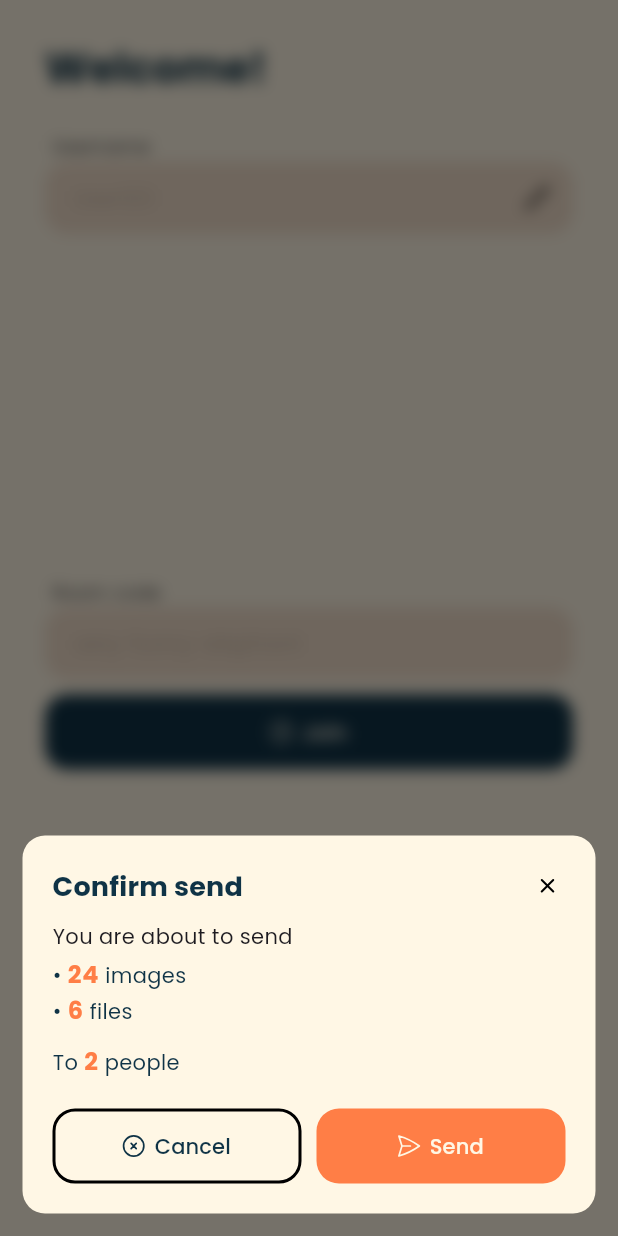
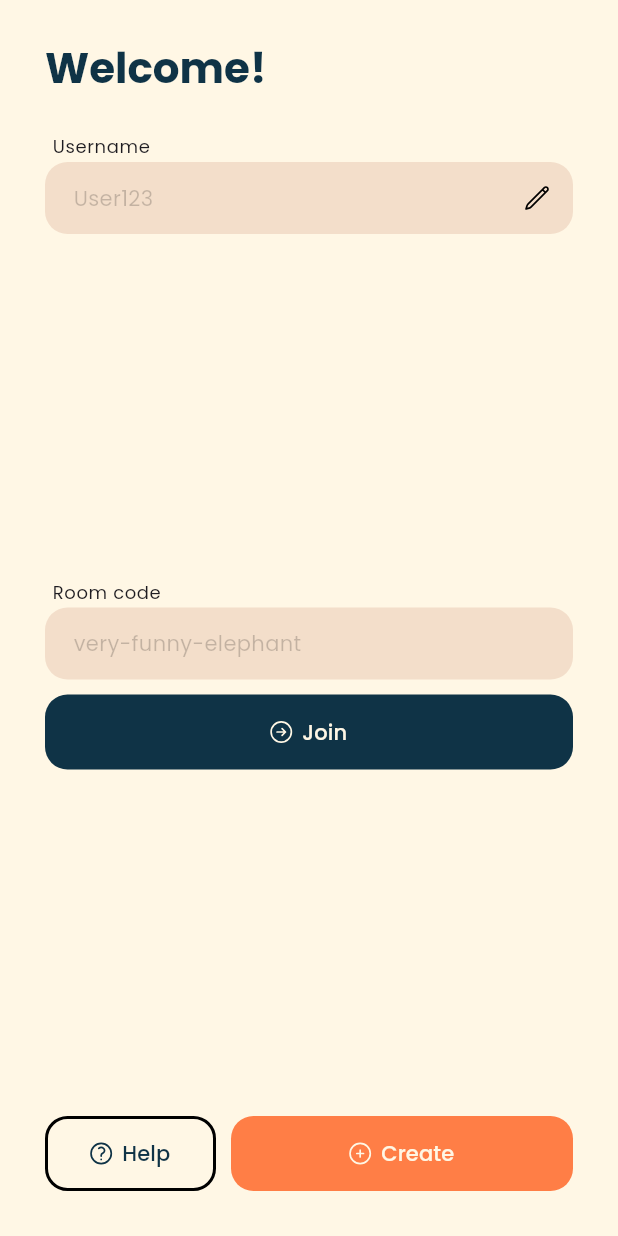
Before and after one commit to jacob-horton/file_transfer_app, a Flutter app: the screen it shows after launch, after a tap on "Create", on a phone screen of 412 x 824 dp. Run offline on Flutter 3.47's test engine with Material 3 defaults, Android fonts, the light colour scheme and no system bars; our stand-ins replace extended_image, google_fonts, heroicons, image_picker, shared_preferences; missing offline and left inert: flutter_webrtc; network calls fail.

Commit message:
move confirm send to correct place

```diff
--- a/app/lib/screens/join_screen.dart
+++ b/app/lib/screens/join_screen.dart
@@ -112,22 +112,7 @@ class _JoinScreenState extends State<JoinScreen> {
                       type: CustomButtonType.cta,
                       text: "Create",
                       heroIcon: HeroIcons.plusCircle,
-                      onPressed: () {
-                        // Unfocus any text fields so keyboard doesn't pop back up after opening modal
-                        FocusManager.instance.primaryFocus?.unfocus();
-
-                        showBottomModal(
-                          context: context,
-                          title: "Confirm send",
-                          // TODO: disable when sending/receiving
-                          canClose: true,
-                          child: const ConfirmSend(
-                            numPeople: 2,
-                            numImages: 24,
-                            numFiles: 6,
-                          ),
-                        );
-                      },
+                      onPressed: () {},
                     ),
                   ),
                 ],
--- a/app/lib/widgets/confirm_send.dart
+++ b/app/lib/widgets/confirm_send.dart
@@ -34,9 +34,10 @@ class _ConfirmSendState extends State<ConfirmSend> {
             children: [
               const TextSpan(text: "\u2022 "),
               TextSpan(
-                  text: widget.numImages.toString(),
-                  style: Theme.of(context).textTheme.bodyLarge),
-              const TextSpan(text: " images"),
+                text: widget.numImages.toString(),
+                style: Theme.of(context).textTheme.bodyLarge,
+              ),
+              TextSpan(text: widget.numImages == 1 ? " image" : " images"),
             ],
           ),
         ),
@@ -51,7 +52,7 @@ class _ConfirmSendState extends State<ConfirmSend> {
                 text: widget.numFiles.toString(),
                 style: Theme.of(context).textTheme.bodyLarge,
               ),
-              const TextSpan(text: " files"),
+              TextSpan(text: widget.numFiles == 1 ? " file" : " files"),
             ],
           ),
         ),
@@ -67,7 +68,7 @@ class _ConfirmSendState extends State<ConfirmSend> {
                 text: widget.numPeople.toString(),
                 style: Theme.of(context).textTheme.bodyLarge,
               ),
-              const TextSpan(text: " people"),
+              TextSpan(text: widget.numPeople == 1 ? " person" : " people"),
             ],
           ),
         ),
--- a/app/lib/widgets/people.dart
+++ b/app/lib/widgets/people.dart
@@ -41,6 +41,8 @@ class _PeopleState extends State<People> {
                       (i) => i,
                     ).toSet();
                   }
+
+                  widget.onSelectedChanged(selected);
                 });
               },
               child: Text(
```
Also changed, not shown: app/lib/screens/room_screen.dart (+18 -1 lines).
